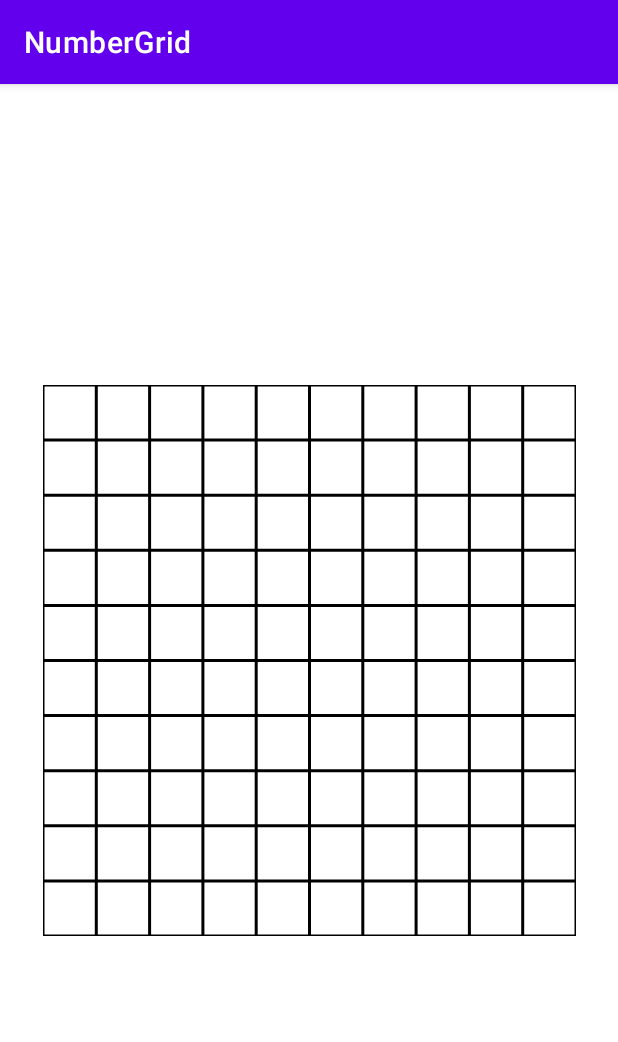
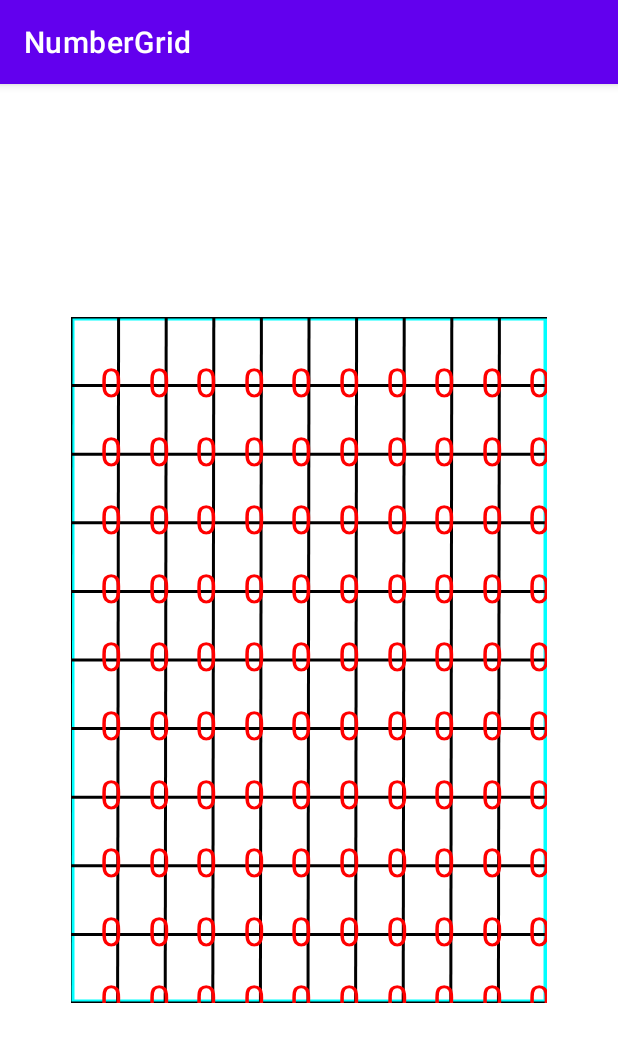
Before and after one commit to CalebLee99/CS458_Mobile_App, an Android app: the screen it shows after launch (MainActivity), on a phone screen of 412 x 824 dp. Shown: the top 1042 px of the screen. Run offline under Robolectric (Android 15) with nearby library versions, the phone set to English and light mode, and no system bars.

Commit message:
Finished without text scaling lol

```diff
--- a/NumberGrid/app/src/main/java/com/example/numbergrid/NumberGridView.kt
+++ b/NumberGrid/app/src/main/java/com/example/numbergrid/NumberGridView.kt
@@ -4,10 +4,13 @@ import android.graphics.Canvas
 import android.content.Context
 import android.graphics.Color
 import android.graphics.Paint
+import android.graphics.Rect
 import android.util.AttributeSet
+import android.util.Log
 import android.view.GestureDetector
 import android.view.MotionEvent
 import androidx.core.view.GestureDetectorCompat
+import org.w3c.dom.Text
 
 class NumberGridView (context: Context?, attrs: AttributeSet?) : View(context, attrs), GestureDetector.OnGestureListener
 {
@@ -17,20 +20,32 @@ class NumberGridView (context: Context?, attrs: AttributeSet?) : View(context, a
     private var col : Int = 10
     private var mTenthWidth = 0.0f
     private var mTenthHeight =0.0f
+    private lateinit var mCanvas : Canvas
 
-    private val rows = arrayOf<Int>(0,9)
-    private val cols = arrayOf<Int>(0,9)
-    private val numberGrid: Array<Array<Int>> = arrayOf(rows, cols)
+    private var mDetector = GestureDetectorCompat(this.context, this)
+
+    private val rows = arrayOf<Int>(0,row)
+    private val cols = arrayOf<Int>(0,col)
+    private var numberGrid = Array(row) { IntArray(col) }
+
+    override fun onTouchEvent(event: MotionEvent): Boolean {
+        if(mDetector.onTouchEvent(event))
+        {
+            return true
+        }
+        return super.onTouchEvent(event)
+    }
 
     private fun populateGrid()
     {
-        for(i in 0 until numberGrid.size)
+        for(i in 0 .. (col - 1))
         {
-            for(j in 0 until numberGrid[i].size)
+            for(j in 0 .. (row - 1))
             {
                 numberGrid[i][j] = 0
             }
         }
+        Log.d("pop", "grid")
     }
 
     private fun drawLines(canvas: Canvas?)
@@ -39,15 +54,22 @@ class NumberGridView (context: Context?, attrs: AttributeSet?) : View(context, a
         paint.color = Color.BLACK
         paint.strokeWidth = 3.0f
 
-
+        paint.color = Color.CYAN
+        paint.strokeWidth = 7.0f
+        canvas?.drawLine(0.0f, 0.0f, mWidth, 0.0f, paint)
+        canvas?.drawLine(0.0f, 0.0f, 0.0f, mHeight, paint)
+        canvas?.drawLine(mWidth, 0.0f, mWidth, mHeight, paint)
+        canvas?.drawLine(0.0f, mHeight, mWidth, mHeight, paint)
+        paint.color = Color.BLACK
+        paint.strokeWidth = 3.0f
         for (i in 0..10)
         {
             canvas?.drawLine(0.0f, mTenthHeight * i, mWidth, mTenthHeight * i, paint)
         }
 
-        for (j in 0 .. 10)
+        for (j in 0 .. 9)
         {
-            canvas?.drawLine(mTenthWidth * j, 0.0f,mTenthWidth * j, mHeight, paint) // Vertical
+            canvas?.drawLine(mTenthWidth * j, 0.0f,mTenthWidth * j-1, mHeight, paint) // Vertical
         }
     }
 
@@ -64,16 +86,39 @@ class NumberGridView (context: Context?, attrs: AttributeSet?) : View(context, a
         mTenthHeight = mHeight / 10
     }
 
+    private fun drawNumbers(canvas: Canvas?)
+    {
+        val paint = Paint()
+
+        paint.color = Color.RED
+        paint.style = Paint.Style.FILL_AND_STROKE
+        paint.textAlign = Paint.Align.CENTER
+        paint.textSize = 40f
+
+        val mBounds = Rect()
+
+
+        for (i in 0 .. (col-1))
+        {
+            for (j in 0 .. (row-1))
+            {
+                val number = numberGrid[i][j]
+                //paint.getTextBounds(number.toString(),(mTenthWidth).toInt(), mTenthHeight.toInt(), mBounds)
+                canvas?.drawText(number.toString(), mTenthWidth * (i) + 40, mTenthHeight * (j) + 80, paint)
+            }
+
+        }
+
+    }
+
     override fun onDraw(canvas: Canvas?)
     {
         super.onDraw(canvas)
         val paint = Paint()
-        this.populateGrid() // Populate 2D array.
-        // Cut up the canvas into 10x10
-        // Draw lines
-        drawLines(canvas)
 
-
+        //this.populateGrid() // Populate 2D array.
+        this.drawLines(canvas) // Draw the Lines for the canvas
+        this.drawNumbers(canvas) // Add the numbers
 
     }
 
@@ -88,7 +133,19 @@ class NumberGridView (context: Context?, attrs: AttributeSet?) : View(context, a
 
 
     override fun onSingleTapUp(e: MotionEvent): Boolean {
-        TODO("Not yet implemented")
+        val col = e.x / mTenthWidth
+        val row = e.y / mTenthHeight
+        Log.v("Col Raw", col.toString())
+        Log.v("Row Raw", row.toString())
+
+        val indexCol = col.toInt()
+        val indexRow = row.toInt()
+        Log.v("Col Index", indexCol.toString())
+        Log.v("Row Index", indexRow.toString())
+
+        numberGrid[indexCol][indexRow] = numberGrid[indexCol][indexRow] + 1
+        invalidate()
+        return true
     }
 
     override fun onScroll(p0: MotionEvent, p1: MotionEvent, p2: Float, p3: Float): Boolean {
--- a/NumberGrid/app/src/main/res/layout/activity_main.xml
+++ b/NumberGrid/app/src/main/res/layout/activity_main.xml
@@ -8,8 +8,8 @@
 
     <com.example.numbergrid.NumberGridView
         android:id="@+id/numberGridView2"
-        android:layout_width="355dp"
-        android:layout_height="367dp"
+        android:layout_width="317dp"
+        android:layout_height="457dp"
         app:layout_constraintBottom_toBottomOf="parent"
         app:layout_constraintEnd_toEndOf="parent"
         app:layout_constraintStart_toStartOf="parent"
```
